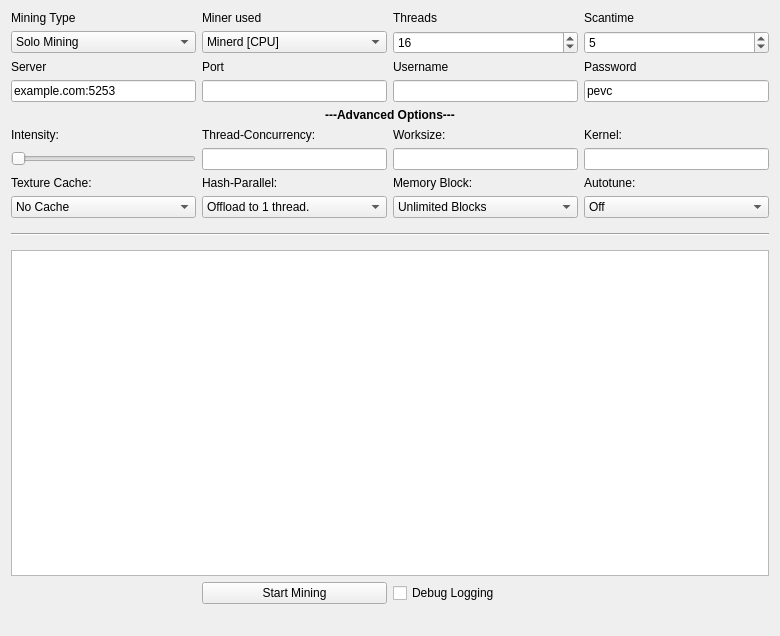
Old version of the form src/qt/forms/miningpage.ui in the repository plusevcoin/plusevcoin.
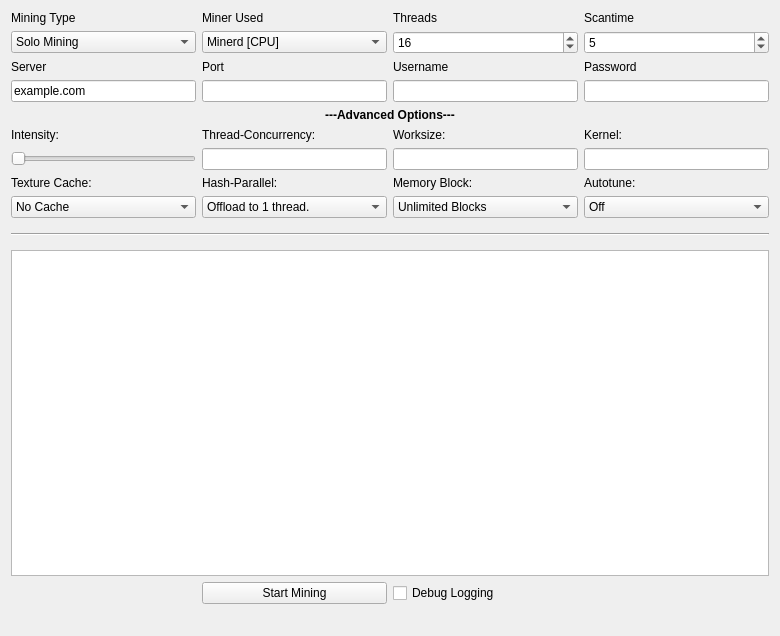
New version of the form.

Commit message: Mining page button magic

```diff
--- a/src/qt/forms/miningpage.ui
+++ b/src/qt/forms/miningpage.ui
@@ -171,7 +171,7 @@
    <item row="3" column="2">
     <widget class="QLabel" name="minerLabel">
      <property name="text">
-      <string>Miner used</string>
+      <string>Miner Used</string>
      </property>
     </widget>
    </item>
@@ -275,7 +275,7 @@
       <bool>true</bool>
      </property>
      <property name="text">
-      <string notr="true">example.com:5253</string>
+      <string notr="true">example.com</string>
      </property>
      <property name="placeholderText">
       <string notr="true"/>
@@ -327,10 +327,7 @@
       <bool>true</bool>
      </property>
      <property name="text">
-      <string>pevc</string>
-     </property>
-     <property name="placeholderText">
-      <string comment="pevc" extracomment="pevc"/>
+      <string/>
      </property>
     </widget>
    </item>
```
Left out of the diff: 4 changed lines with no effect on the pictures. The commit also changes 2 other files.
